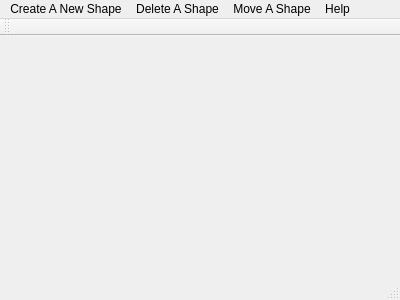
Qt form GraphYte/mainwindow.ui (InpErros/GraphYte-2D-Graphics) before a commit.
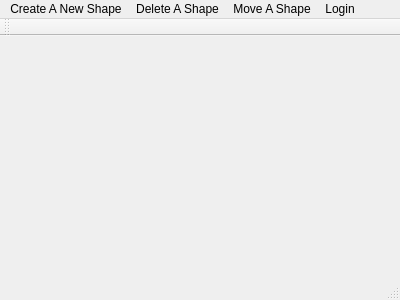
The same form after that commit.

What changed in the file:
```diff
--- a/GraphYte/mainwindow.ui
+++ b/GraphYte/mainwindow.ui
@@ -41,9 +41,9 @@
     </property>
     <addaction name="actionMove_Shape"/>
    </widget>
-   <widget class="QMenu" name="menuHelp">
+   <widget class="QMenu" name="menuLogin">
     <property name="title">
-     <string>Help</string>
+     <string>Login</string>
     </property>
     <addaction name="actionAbout_Us"/>
     <addaction name="actionContact_Us"/>
@@ -53,7 +53,7 @@
    <addaction name="menuCreate_A_New_Shape"/>
    <addaction name="menuDelete_A_Shape"/>
    <addaction name="menuMove_A_Shape"/>
-   <addaction name="menuHelp"/>
+   <addaction name="menuLogin"/>
   </widget>
   <widget class="QToolBar" name="mainToolBar">
    <attribute name="toolBarArea">
```
Left out of the diff: 26 changed lines with no effect on the pictures.
